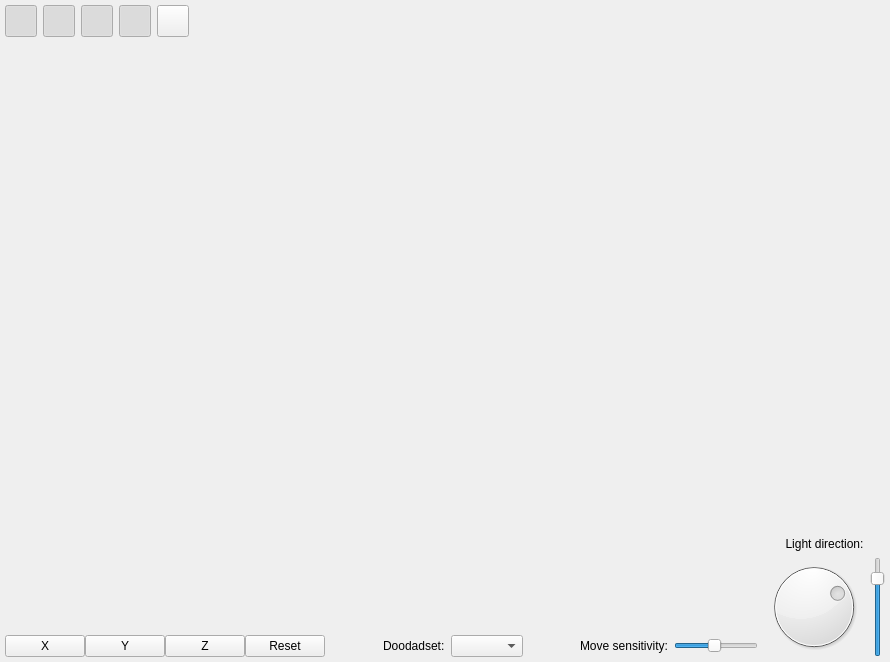
First picture: the form in src/noggit/Red/AssetBrowser/Ui/AssetBrowserOverlay.ui, repository Marlamin/noggit-red, before the edit.
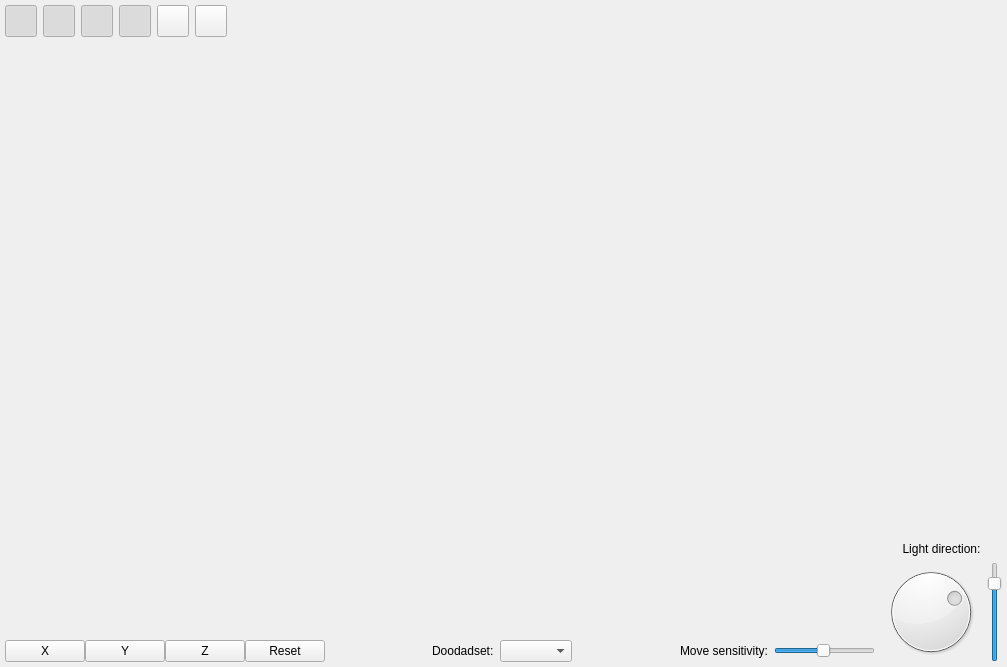
Second picture: the form after the edit.

Commit message: asset browser: add grid render

Patch:
```diff
--- a/src/noggit/Red/AssetBrowser/Ui/AssetBrowserOverlay.ui
+++ b/src/noggit/Red/AssetBrowser/Ui/AssetBrowserOverlay.ui
@@ -6,8 +6,8 @@
    <rect>
     <x>0</x>
     <y>0</y>
-    <width>890</width>
-    <height>662</height>
+    <width>1007</width>
+    <height>667</height>
    </rect>
   </property>
   <property name="windowTitle">
@@ -208,6 +208,40 @@
            </property>
           </widget>
          </item>
+         <item>
+          <widget class="QPushButton" name="toggleGridButton">
+           <property name="sizePolicy">
+            <sizepolicy hsizetype="Fixed" vsizetype="Fixed">
+             <horstretch>0</horstretch>
+             <verstretch>0</verstretch>
+            </sizepolicy>
+           </property>
+           <property name="minimumSize">
+            <size>
+             <width>32</width>
+             <height>32</height>
+            </size>
+           </property>
+           <property name="maximumSize">
+            <size>
+             <width>32</width>
+             <height>32</height>
+            </size>
+           </property>
+           <property name="toolTip">
+            <string>Draw grid</string>
+           </property>
+           <property name="text">
+            <string/>
+           </property>
+           <property name="checkable">
+            <bool>true</bool>
+           </property>
+           <property name="checked">
+            <bool>false</bool>
+           </property>
+          </widget>
+         </item>
         </layout>
        </item>
        <item>
```
The commit also changes 6 other files.
